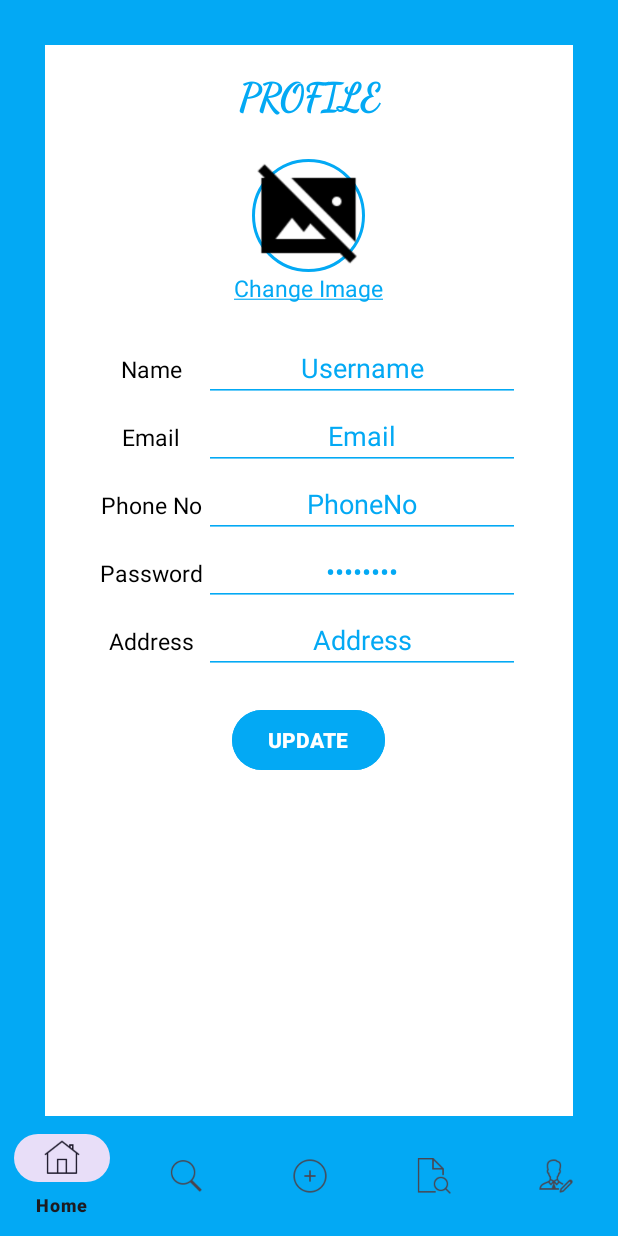
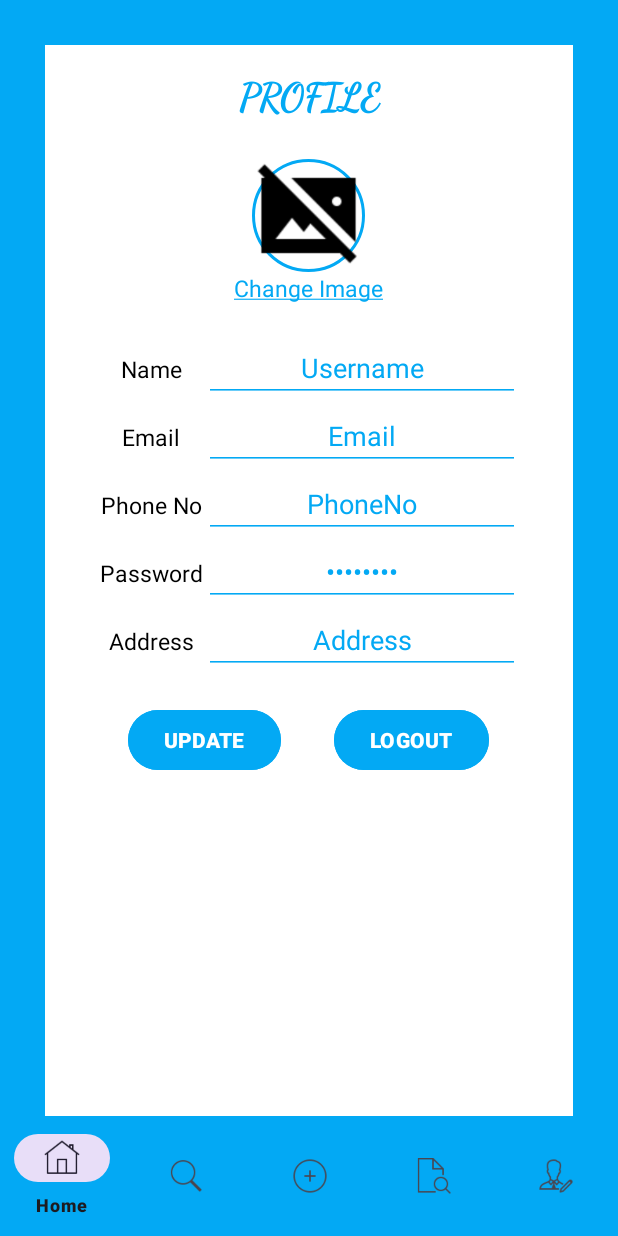
Before and after one commit to Jooker302/Jooker302-Livestock-Android-App-Java, an Android app: the fragment UserProfileFragment placed in its activity, on a phone screen of 412 x 824 dp. Run offline under Robolectric (Android 15) with nearby library versions, the phone set to English and light mode, and no system bars; 8 statements that could not run were skipped.

Commit message:
Logout Done

```diff
--- a/app/src/main/java/com/example/queenlivestock/UserProfileFragment.java
+++ b/app/src/main/java/com/example/queenlivestock/UserProfileFragment.java
@@ -51,6 +51,7 @@ public class UserProfileFragment extends Fragment {
     EditText user_p_name;
     EditText user_p_email;
     EditText user_p_password;
+    Button user_profile_logout;
     private static final int PICK_IMAGE_REQUEST_CODE = 1;
     private ActivityResultLauncher<Intent> imagePickerLauncher;
     String imageUriString;
@@ -106,6 +107,7 @@ public class UserProfileFragment extends Fragment {
         user_p_name = view.findViewById(R.id.user_p_name);
         user_p_email = view.findViewById(R.id.user_p_email);
         user_p_password = view.findViewById(R.id.user_p_password);
+        user_profile_logout = view.findViewById(R.id.user_profile_logout);
 
 
         SharedPreferences sharedPreferences = context.getSharedPreferences("QueenLiveStockPrefs", Context.MODE_PRIVATE);
@@ -219,6 +221,15 @@ public class UserProfileFragment extends Fragment {
         });
 
 
+        user_profile_logout.setOnClickListener(new View.OnClickListener() {
+            @Override
+            public void onClick(View view) {
+                Intent logout =new Intent(context, Login.class);
+                showNotification("Logged Out");
+                startActivity(logout);
+            }
+        });
+
         return view;
     }
 
--- a/app/src/main/res/layout/fragment_user_profile.xml
+++ b/app/src/main/res/layout/fragment_user_profile.xml
@@ -217,6 +217,12 @@
                 android:layout_columnWeight="3" />
         </GridLayout>
 
+        <LinearLayout
+            android:layout_width="match_parent"
+            android:layout_height="wrap_content"
+            android:orientation="horizontal"
+            android:gravity="center">
+
 
             <Button
                 android:id="@+id/profile_update_button"
@@ -227,7 +233,23 @@
                 android:text="@string/update"
                 android:textAllCaps="true"
                 android:textColor="@color/white"
+                android:layout_marginRight="35dp"
                 android:textStyle="bold"/>
+
+            <Button
+                android:id="@+id/user_profile_logout"
+                android:layout_width="wrap_content"
+                android:layout_height="wrap_content"
+                android:gravity="center"
+                android:backgroundTint="@color/light_blue"
+                android:textAllCaps="true"
+                android:textColor="@color/white"
+                android:textStyle="bold"
+                android:text="@string/logout"
+                />
+
+        </LinearLayout>
+
 
 
 
--- a/app/src/main/res/values/strings.xml
+++ b/app/src/main/res/values/strings.xml
@@ -21,6 +21,6 @@
     <string name="post">Post</string>
     <string name="add_post">Add Post</string>
     <string name="update_post">Update Post</string>
-    <!-- TODO: Remove or change this placeholder text -->
     <string name="hello_blank_fragment">Hello blank fragment</string>
+    <string name="logout">logout</string>
 </resources>
```
Lines whose indentation alone changed are shown as unchanged.
